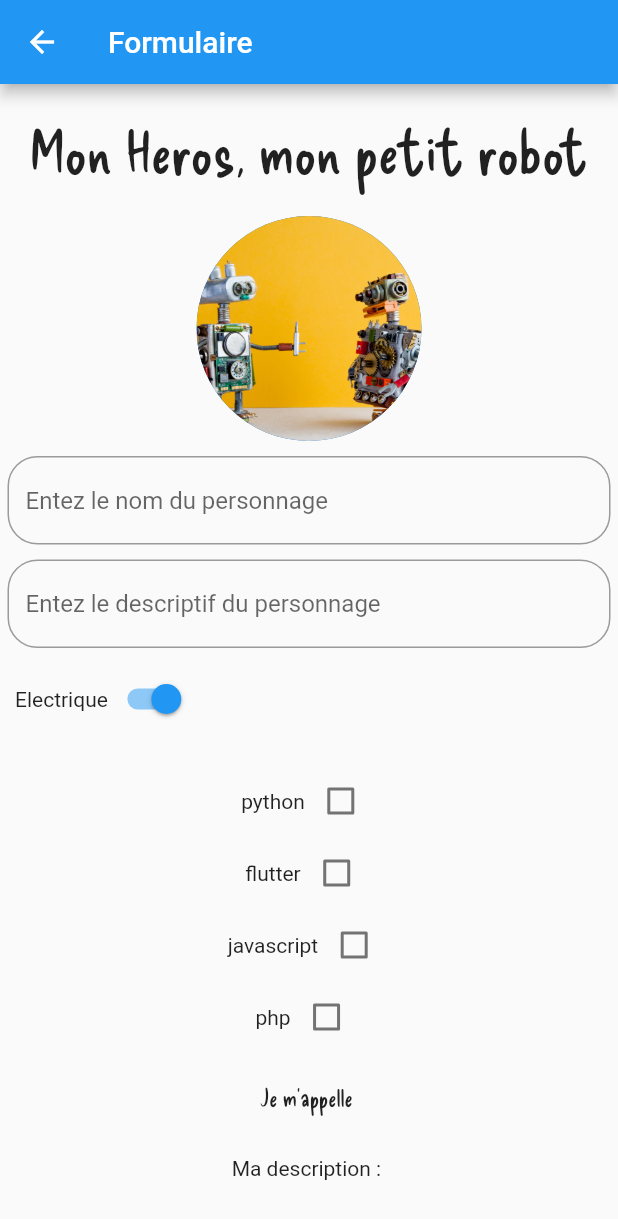
After one commit to jsertram63/flutter_parLaPratique, a Flutter app: the FormulairePage screen opened directly, on a phone screen of 412 x 824 dp. The commit adds this screen. Shown: the top 1219 px of the screen. Run offline on Flutter 3.47's test engine with Material 2 defaults, Android fonts, the phone set to English and light mode, and no system bars.

Commit message:
mise à jour

```diff
--- /dev/null
+++ b/lib/widgets/FormulairePage.dart
@@ -0,0 +1,173 @@
+import 'package:flutter/material.dart';
+import 'package:flutter/rendering.dart';
+
+
+
+class FormulairePage extends StatefulWidget {
+   FormulairePage({super.key});
+
+
+
+
+
+
+
+  @override
+  State<FormulairePage> createState() => _FormulairePageState();
+}
+
+class _FormulairePageState extends State<FormulairePage> {
+
+    Map<String,bool> langages = {
+      "python":false,
+      "flutter":false,
+      "javascript":false,
+      "php":false
+    };
+
+   late TextEditingController controller;
+   String nom = "";
+   String descriptif = "";
+   bool switchValue = true;
+
+  @override
+  void initState() {
+    // TODO: implement initState
+    super.initState();
+    controller = TextEditingController();
+    controller.addListener(_ecouteurText);
+  }
+
+
+  @override
+  void dispose() {
+    // TODO: implement dispose
+    super.dispose();
+    controller.dispose();
+  }
+
+  void _ecouteurText(){
+    setState(() {
+      descriptif = controller.text;
+      print(descriptif);
+    });
+
+  }
+
+
+
+
+  @override
+  Widget build(BuildContext context) {
+    return Scaffold(appBar: AppBar(title: Text("Formulaire")),
+    body: SingleChildScrollView(
+      child: Column(children: [
+        Padding(
+          padding: const EdgeInsets.only(top: 20, bottom: 20),
+          child: Text("Mon Heros, mon petit robot", style: TextStyle(fontFamily:"Delicious", fontSize:40),),
+        ),
+        SizedBox(height: 150,
+        width: 150,
+        child: CircleAvatar(backgroundImage: AssetImage('assets/images/robot.png'),),
+
+        ),
+        Padding(
+          padding: const EdgeInsets.only(top: 10, left: 5, right: 5),
+          child: TextField(
+            onChanged: (value){
+              setState(() {
+                nom = value;
+                print(nom);
+              });
+            },
+            decoration: InputDecoration(hintText: "Entez le nom du personnage",
+            border: OutlineInputBorder(borderRadius: BorderRadius.circular(20))),
+          ),
+        ),
+         Padding(
+          padding: const EdgeInsets.only(top: 10, left: 5, right: 5),
+          child: TextField(
+            controller: controller,
+
+            decoration: InputDecoration(hintText: "Entez le descriptif du personnage",
+            border: OutlineInputBorder(borderRadius: BorderRadius.circular(20))),
+          ),
+        ),
+        Padding(padding:const EdgeInsets.all(10),
+          child: Row(children: [
+            Text((switchValue ? "Electrique" : "Thermique")),
+            Switch(value: switchValue,
+            onChanged:(bool){
+              setState(() {
+                switchValue = bool;
+              });
+
+            })
+
+          ],
+        )),
+        Padding(padding:EdgeInsets.all(10),
+        child: constructionListDeLangages(),
+        ),
+        Padding(
+          padding: const EdgeInsets.all(10.0),
+          child: Text("Je m'appelle ${nom}",style: TextStyle(fontFamily:"delicious",fontSize: 16),),
+        ),
+        Padding(
+          padding: const EdgeInsets.all(20.0),
+          child: Text("Ma description : ${descriptif}"),
+        ),
+        Padding(padding: EdgeInsets.all(5),
+        child: recapLangages(),)
+
+
+
+
+      ],),
+    )
+
+
+    );
+  }
+
+Column constructionListDeLangages(){
+  List<Widget> items = [];
+  langages.forEach((langageKey,coche) {
+    Widget row = Row(
+      mainAxisAlignment: MainAxisAlignment.center,
+      children: [
+      Text(langageKey),
+      Checkbox(value: coche, onChanged: ((newValue){
+        // la méthode setState
+        setState(() {
+          langages[langageKey] = newValue ?? false;
+        });
+      }))
+
+    ],);
+    items.add(row);
+  });
+  return Column(children: items,);
+
+}
+
+Column recapLangages(){
+  List<Widget> itemsLangages = []; // on déclare un tableau pour ranger des cellules
+  langages.forEach((langageKey, value) {  // on parcours un dictionnaire
+    if (value== true){
+
+      Widget row = Row(
+         mainAxisAlignment: MainAxisAlignment.center,
+
+        children: [
+        Text(langageKey)
+      ]);
+      itemsLangages.add(row);
+    }
+
+
+  });
+   return Column(children: itemsLangages);
+}
+
+}
--- a/lib/widgets/Live3Page.dart
+++ b/lib/widgets/Live3Page.dart
@@ -7,7 +7,7 @@ class Live3Page extends StatelessWidget {
   @override
   Widget build(BuildContext context) {
     return Scaffold(appBar: AppBar(title: Text("Live3")),
-    body: Row(
+    body: Column(
       mainAxisAlignment: MainAxisAlignment.start,
       children: [
       Expanded(
--- a/pubspec.yaml
+++ b/pubspec.yaml
@@ -63,6 +63,7 @@ flutter:
   assets:
       - assets/images/soleil.png
       - assets/images/game.png
+      - assets/images/robot.png
   #   - images/a_dot_ham.jpeg
 
   # example:
```
Also changed, not shown: lib/widgets/HomePage.dart (+15 -0 lines), lib/widgets/LiveList.dart (added, +36 -0 lines), assets/images/robot.png (added).
